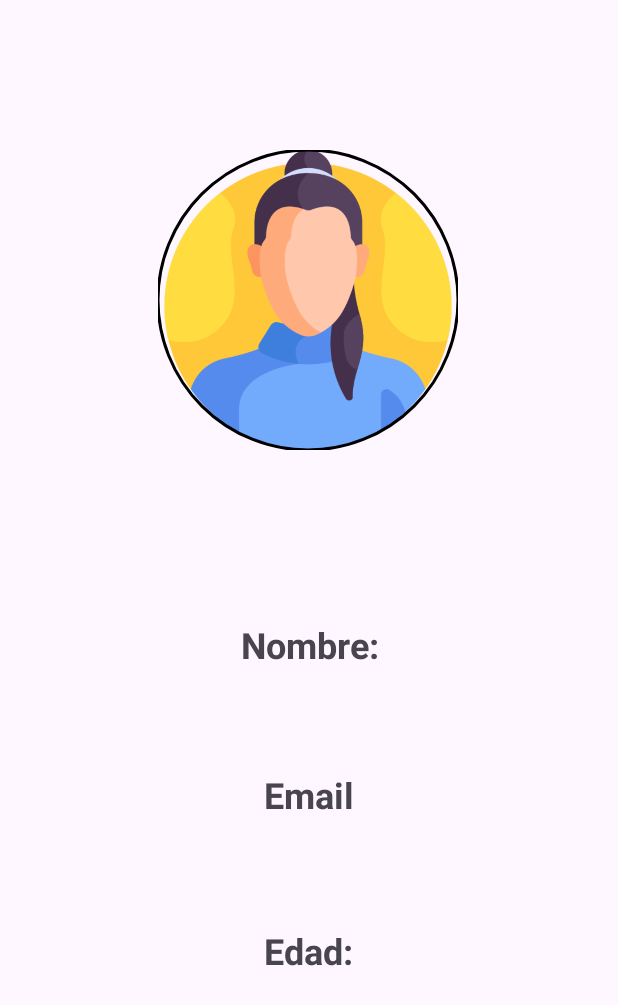
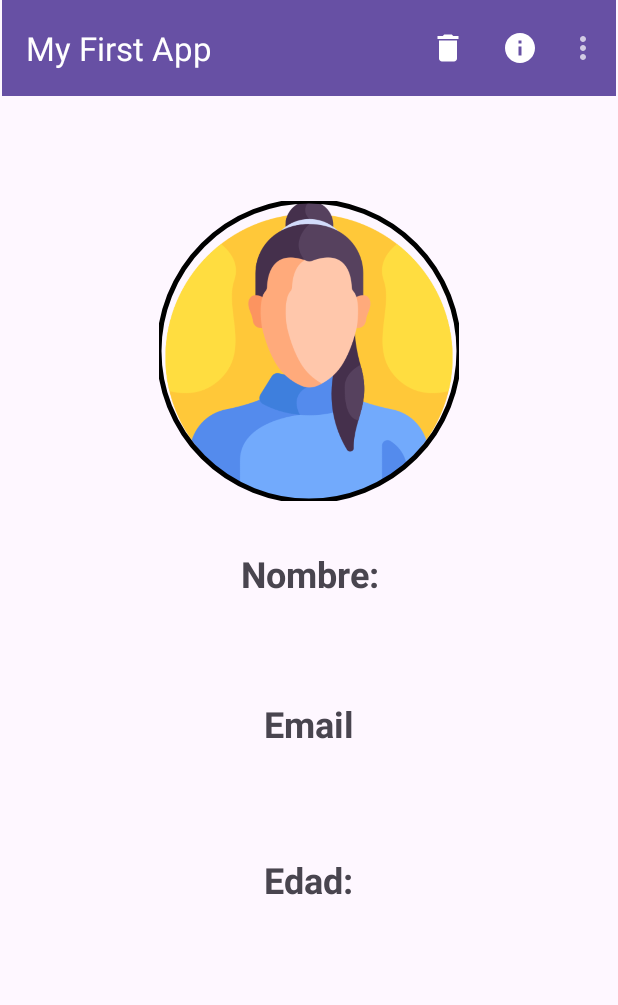
Before and after one commit to Ikigire/MyFirstApp, an Android app: the UserDashboardActivity screen opened directly, with no data from a screen before it, on a phone screen of 412 x 824 dp. Shown: the top 1005 px of the screen. Run offline under Robolectric (Android 15) with nearby library versions, the phone set to English and light mode, and no system bars; 6 statements that could not run were skipped.

Commit message:
Toolbar implementado
El toolbar está completo y funcionando para que puedan realizar su tarea

```diff
--- a/app/src/main/java/com/m21290940/myfirstapp/usuarios/UserDashboardActivity.java
+++ b/app/src/main/java/com/m21290940/myfirstapp/usuarios/UserDashboardActivity.java
@@ -1,9 +1,15 @@
 package com.m21290940.myfirstapp.usuarios;
 
+import androidx.annotation.NonNull;
 import androidx.appcompat.app.AppCompatActivity;
+import androidx.appcompat.widget.Toolbar;
 
 import android.os.Bundle;
+import android.view.Menu;
+import android.view.MenuInflater;
+import android.view.MenuItem;
 import android.widget.TextView;
+import android.widget.Toast;
 
 import com.google.android.material.imageview.ShapeableImageView;
 import com.m21290940.myfirstapp.R;
@@ -14,6 +20,7 @@ public class UserDashboardActivity extends AppCompatActivity {
 
     private UsersRepository ur;
     private Usuario userInfo;
+    private Toolbar toolbar;
     @Override
     protected void onCreate(Bundle savedInstanceState) {
         super.onCreate(savedInstanceState);
@@ -27,11 +34,16 @@ public class UserDashboardActivity extends AppCompatActivity {
 
         userInfo = ur.getRegisteredUsers().get(user).get(pass);
 
-        ShapeableImageView ivUserImage = findViewById(R.id.ivUserImage);
-        if ( userInfo.getGenero() == 'h' )
-            ivUserImage.setImageResource(R.drawable.human_man);
-        else
-            ivUserImage.setImageResource(R.drawable.human_woman);
+        toolbar = findViewById(R.id.toolbar);
+        setSupportActionBar(toolbar);
+
+        ShapeableImageView ivUserFoto = findViewById(R.id.ivUserFoto);
+        if ( userInfo.getGenero() == 'h' ){
+            ivUserFoto.setImageResource(R.drawable.human_man);
+        }
+        else {
+            ivUserFoto.setImageResource(R.drawable.human_woman);
+        }
 
 
         TextView tvUserUsuario = findViewById(R.id.tvUserUsuario);
@@ -44,4 +56,27 @@ public class UserDashboardActivity extends AppCompatActivity {
         tvUserEmail  .setText( userInfo.getEmail() );
         tvUserEdad   .setText( userInfo.getEdad() + " ".concat( getString(R.string.tvUserEdadComplement) ) );
     }
+
+    @Override
+    public boolean onCreateOptionsMenu(Menu menu) {
+        MenuInflater inflater = getMenuInflater();
+        inflater.inflate(R.menu.toolbar_menu, menu);
+        return super.onCreateOptionsMenu(menu);
+    }
+
+    @Override
+    public boolean onOptionsItemSelected(@NonNull MenuItem item) {
+
+        if ( item.getItemId() == R.id.miBorrar ){
+
+        } else if( item.getItemId() == R.id.miinfo ) {
+            Toast.makeText(this,
+                    "Presionaste botón más información",
+                    Toast.LENGTH_LONG).show();
+        } else if( item.getItemId() == R.id.miSetting ){
+
+        }
+
+        return super.onOptionsItemSelected(item);
+    }
 }
--- /dev/null
+++ b/app/src/main/res/drawable/icon_delete.xml
@@ -0,0 +1,5 @@
+<vector android:height="24dp" android:tint="#FFFFFF"
+    android:viewportHeight="24" android:viewportWidth="24"
+    android:width="24dp" xmlns:android="http://schemas.android.com/apk/res/android">
+    <path android:fillColor="@android:color/white" android:pathData="M6,19c0,1.1 0.9,2 2,2h8c1.1,0 2,-0.9 2,-2V7H6v12zM19,4h-3.5l-1,-1h-5l-1,1H5v2h14V4z"/>
+</vector>
--- /dev/null
+++ b/app/src/main/res/drawable/icon_info.xml
@@ -0,0 +1,5 @@
+<vector android:height="24dp" android:tint="#FFFFFF"
+    android:viewportHeight="24" android:viewportWidth="24"
+    android:width="24dp" xmlns:android="http://schemas.android.com/apk/res/android">
+    <path android:fillColor="@android:color/white" android:pathData="M12,2C6.48,2 2,6.48 2,12s4.48,10 10,10 10,-4.48 10,-10S17.52,2 12,2zM13,17h-2v-6h2v6zM13,9h-2L11,7h2v2z"/>
+</vector>
--- a/app/src/main/res/layout/activity_user_dashboard.xml
+++ b/app/src/main/res/layout/activity_user_dashboard.xml
@@ -6,41 +6,25 @@
     android:layout_height="match_parent"
     tools:context=".usuarios.UserDashboardActivity">
 
-    <com.google.android.material.imageview.ShapeableImageView
-        android:id="@+id/ivUserImage"
-        android:layout_width="200dp"
-        android:layout_height="200dp"
-        android:layout_marginTop="100dp"
-        android:scaleType="centerCrop"
-        android:src="@drawable/human_man"
-        app:layout_constraintEnd_toEndOf="parent"
-        app:layout_constraintHorizontal_bias="0.497"
-        app:layout_constraintStart_toStartOf="parent"
-        app:layout_constraintTop_toTopOf="parent"
-        app:shapeAppearanceOverlay="@style/circularImage"
-        app:strokeColor="@color/black"
-        app:strokeWidth="2dp" />
-
     <TextView
         android:id="@+id/tvUserUsuario"
         android:layout_width="wrap_content"
         android:layout_height="wrap_content"
         android:layout_marginStart="176dp"
-        android:layout_marginTop="48dp"
         android:layout_marginEnd="177dp"
         android:textAlignment="center"
         android:textSize="34sp"
         android:textStyle="bold"
         app:layout_constraintEnd_toEndOf="parent"
         app:layout_constraintStart_toStartOf="parent"
-        app:layout_constraintTop_toBottomOf="@+id/ivUserImage" />
+        tools:layout_editor_absoluteY="348dp" />
 
     <TextView
         android:id="@+id/textView3"
         android:layout_width="wrap_content"
         android:layout_height="wrap_content"
         android:layout_marginStart="176dp"
-        android:layout_marginTop="20dp"
+        android:layout_marginTop="32dp"
         android:layout_marginEnd="177dp"
         android:text="@string/tvUserNombreLabel"
         android:textAlignment="center"
@@ -49,7 +33,7 @@
         app:layout_constraintEnd_toEndOf="parent"
         app:layout_constraintHorizontal_bias="0.485"
         app:layout_constraintStart_toStartOf="parent"
-        app:layout_constraintTop_toBottomOf="@+id/tvUserUsuario" />
+        app:layout_constraintTop_toBottomOf="@+id/ivUserFoto" />
 
     <TextView
         android:id="@+id/tvUserNombre"
@@ -117,4 +101,34 @@
         app:layout_constraintEnd_toEndOf="parent"
         app:layout_constraintStart_toStartOf="parent"
         app:layout_constraintTop_toBottomOf="@+id/textView7" />
+
+    <com.google.android.material.imageview.ShapeableImageView
+        android:id="@+id/ivUserFoto"
+        android:layout_width="200dp"
+        android:layout_height="200dp"
+        android:layout_marginStart="106dp"
+        android:layout_marginTop="134dp"
+        android:layout_marginEnd="106dp"
+        android:scaleType="centerCrop"
+        app:layout_constraintEnd_toEndOf="parent"
+        app:layout_constraintStart_toStartOf="parent"
+        app:layout_constraintTop_toTopOf="parent"
+        app:shapeAppearanceOverlay="@style/circularImage"
+        app:srcCompat="@drawable/human_woman"
+        app:strokeColor="@color/black"
+        app:strokeWidth="3dp" />
+
+    <androidx.appcompat.widget.Toolbar
+        android:id="@+id/toolbar"
+        android:layout_width="409dp"
+        android:layout_height="?attr/actionBarSize"
+        android:layout_marginStart="1dp"
+        android:layout_marginEnd="1dp"
+        android:background="?attr/colorPrimary"
+        android:minHeight="?attr/actionBarSize"
+        android:theme="@style/ThemeOverlay.AppCompat.Dark"
+        app:popupTheme="@style/ThemeOverlay.AppCompat.Light"
+        app:layout_constraintEnd_toEndOf="parent"
+        app:layout_constraintStart_toStartOf="parent"
+        app:layout_constraintTop_toTopOf="parent" />
 </androidx.constraintlayout.widget.ConstraintLayout>
--- /dev/null
+++ b/app/src/main/res/menu/toolbar_menu.xml
@@ -0,0 +1,22 @@
+<?xml version="1.0" encoding="utf-8"?>
+<menu xmlns:android="http://schemas.android.com/apk/res/android"
+    xmlns:app="http://schemas.android.com/apk/res-auto">
+    <item
+        android:id="@+id/miBorrar"
+        android:title="Borrar"
+        android:icon="@drawable/icon_delete"
+        app:showAsAction="ifRoom"
+        />
+    <item
+        android:id="@+id/miinfo"
+        android:title="Info"
+        android:icon="@drawable/icon_info"
+        app:showAsAction="always"
+        />
+
+    <item
+        android:id="@+id/miSetting"
+        android:title="Settings"
+        app:showAsAction="never"
+        />
+</menu>
--- a/app/src/main/res/values/themes.xml
+++ b/app/src/main/res/values/themes.xml
@@ -8,5 +8,6 @@
     <style name="circularImage">
         <item name="cornerSize">50%</item>
     </style>
+
     <style name="Theme.MyFirstApp" parent="Base.Theme.MyFirstApp" />
 </resources>
```
Also changed, not shown: app/src/main/res/drawable/produccion_acuicola.png (added).
